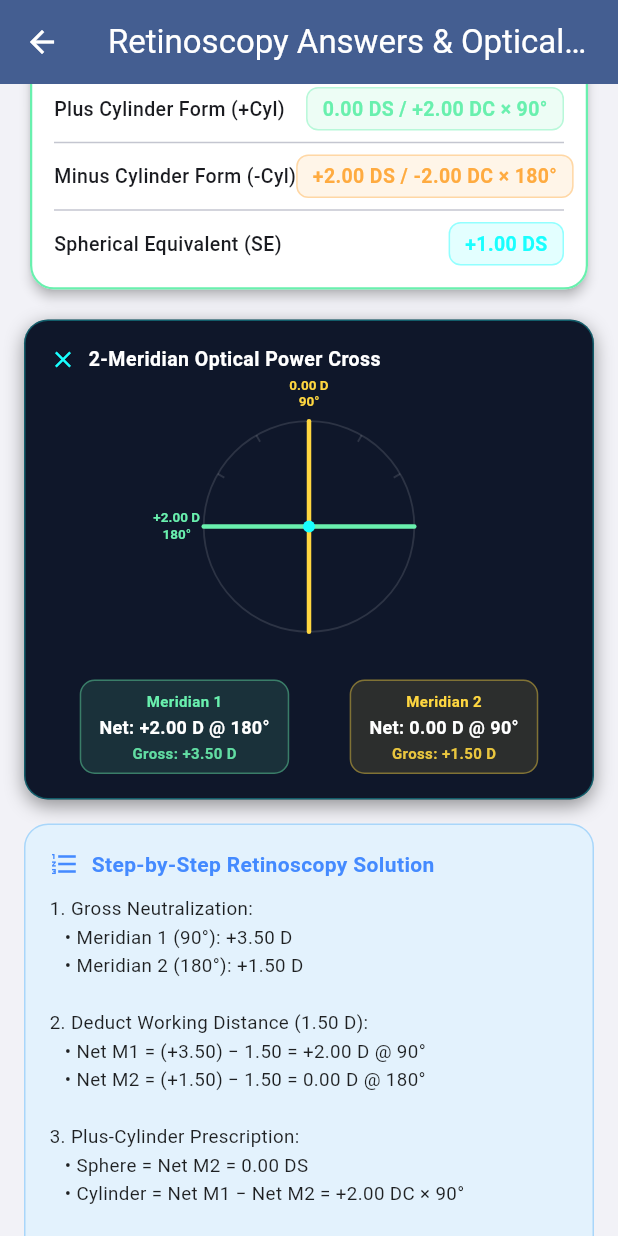
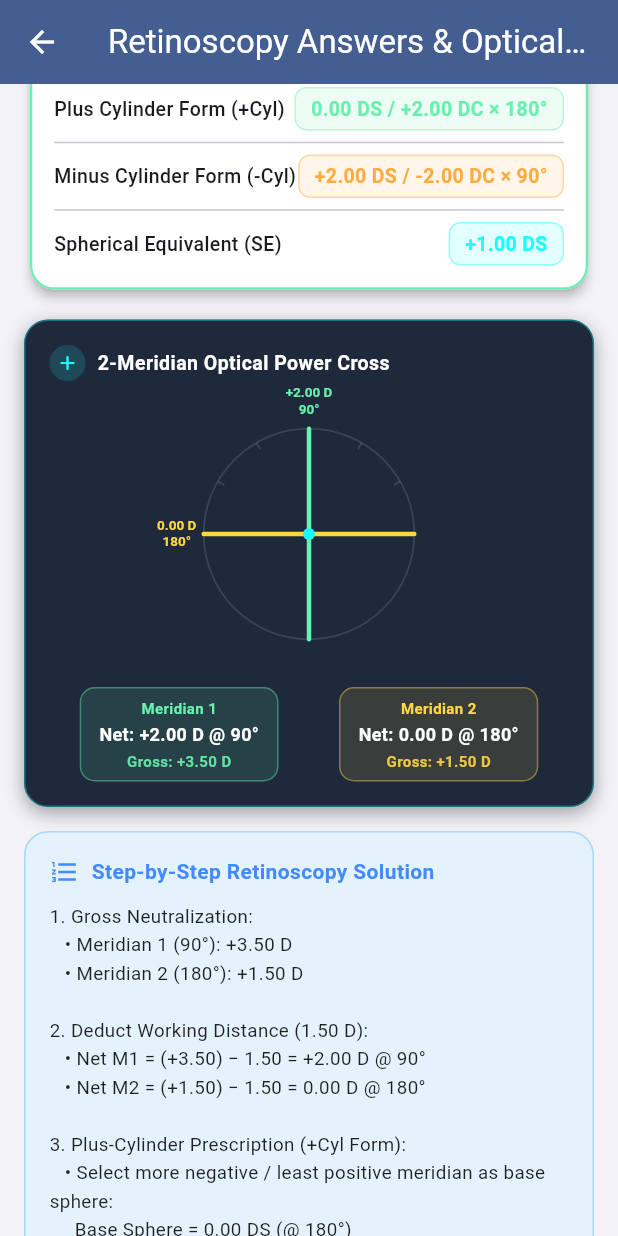
Before and after one commit to JMR193/Retinoscopy-Simulator, a Flutter app: the OpticalCalculatorScreen screen opened directly, scrolled down 576 dp, on a phone screen of 412 x 824 dp. Run offline on Flutter 3.47's test engine with Material 3 defaults, Android fonts, the phone set to English and light mode, and no system bars; our stand-ins replace audioplayers, cloud_firestore, firebase_auth, firebase_core, firebase_crashlytics, package_info_plus and 5 more; missing offline and left inert: qr; accounts and stored records are empty; network calls fail.

Commit message:
feat(optics): audit and upgrade AAO retinoscopy, dual-meridian calculations, and live power cross

```diff
--- a/lib/screens/optical_calculator_screen.dart
+++ b/lib/screens/optical_calculator_screen.dart
@@ -75,26 +75,27 @@ class _OpticalCalculatorScreenState extends State<OpticalCalculatorScreen> {
       sphericalEquivalent = result['sphericalEquivalent'];
     } else {
       // Gross Spherocylinder Mode
-      final double grossM1Tmp = _grossSphere + _grossCylinder;
-      final double grossM2Tmp = _grossSphere;
-      m1Axis = (_grossAxis + 90.0) > 180.0 ? _grossAxis - 90.0 : _grossAxis + 90.0;
-      m2Axis = _grossAxis;
+      m1Axis = _grossAxis;
+      grossM1 = _grossSphere;
+      m2Axis = (_grossAxis + 90.0) > 180.0 ? _grossAxis - 90.0 : _grossAxis + 90.0;
+      grossM2 = _grossSphere + _grossCylinder;
 
-      grossM1 = grossM1Tmp;
-      grossM2 = grossM2Tmp;
+      final result = RetinoscopyState.calculateRetinoscopyAnswer(
+        grossM1Power: grossM1,
+        grossM1Axis: m1Axis,
+        grossM2Power: grossM2,
+        workingDistance: _workingDistance,
+      );
 
-      final double netSphere = _grossSphere - _workingDistance;
-      minusSphere = netSphere;
-      minusCylinder = _grossCylinder;
-      minusAxis = _grossAxis;
-
-      plusSphere = netSphere + _grossCylinder;
-      plusCylinder = -_grossCylinder;
-      plusAxis = m1Axis;
-
-      netM1 = grossM1 - _workingDistance;
-      netM2 = grossM2 - _workingDistance;
-      sphericalEquivalent = netSphere + (minusCylinder / 2.0);
+      netM1 = result['netM1'];
+      netM2 = result['netM2'];
+      plusSphere = result['plusSphere'];
+      plusCylinder = result['plusCylinder'];
+      plusAxis = result['plusAxis'];
+      minusSphere = result['minusSphere'];
+      minusCylinder = result['minusCylinder'];
+      minusAxis = result['minusAxis'];
+      sphericalEquivalent = result['sphericalEquivalent'];
     }
 
     return Scaffold(
@@ -431,12 +432,18 @@ class _OpticalCalculatorScreenState extends State<OpticalCalculatorScreen> {
                     '2. Deduct Working Distance (${_workingDistance.toStringAsFixed(2)} D):\n'
                     '   • Net M1 = (${grossM1 > 0 ? '+' : ''}${grossM1.toStringAsFixed(2)}) − ${_workingDistance.toStringAsFixed(2)} = ${netM1 > 0 ? '+' : ''}${netM1.toStringAsFixed(2)} D @ ${m1Axis.toInt()}°\n'
                     '   • Net M2 = (${grossM2 > 0 ? '+' : ''}${grossM2.toStringAsFixed(2)}) − ${_workingDistance.toStringAsFixed(2)} = ${netM2 > 0 ? '+' : ''}${netM2.toStringAsFixed(2)} D @ ${m2Axis.toInt()}°\n\n'
-                    '3. Plus-Cylinder Prescription:\n'
-                    '   • Sphere = Net M2 = ${plusSphere > 0 ? '+' : ''}${plusSphere.toStringAsFixed(2)} DS\n'
-                    '   • Cylinder = Net M1 − Net M2 = ${plusCylinder > 0 ? '+' : ''}${plusCylinder.toStringAsFixed(2)} DC × ${plusAxis.toInt()}°\n\n'
-                    '4. Minus-Cylinder Prescription:\n'
-                    '   • Sphere = Net M1 = ${minusSphere > 0 ? '+' : ''}${minusSphere.toStringAsFixed(2)} DS\n'
-                    '   • Cylinder = Net M2 − Net M1 = ${minusCylinder > 0 ? '+' : ''}${minusCylinder.toStringAsFixed(2)} DC × ${minusAxis.toInt()}°',
+                    '3. Plus-Cylinder Prescription (+Cyl Form):\n'
+                    '   • Select more negative / least positive meridian as base sphere:\n'
+                    '     Base Sphere = ${plusSphere > 0 ? '+' : ''}${plusSphere.toStringAsFixed(2)} DS (@ ${plusAxis.toInt()}°)\n'
+                    '   • Add positive difference as cylinder along base axis:\n'
+                    '     Cylinder = ${plusCylinder > 0 ? '+' : ''}${plusCylinder.toStringAsFixed(2)} DC × ${plusAxis.toInt()}°\n'
+                    '   • Prescription: ${plusSphere > 0 ? '+' : ''}${plusSphere.toStringAsFixed(2)} DS / ${plusCylinder > 0 ? '+' : ''}${plusCylinder.toStringAsFixed(2)} DC × ${plusAxis.toInt()}°\n\n'
+                    '4. Minus-Cylinder Prescription (-Cyl Form):\n'
+                    '   • Select more positive / least negative meridian as base sphere:\n'
+                    '     Base Sphere = ${minusSphere > 0 ? '+' : ''}${minusSphere.toStringAsFixed(2)} DS (@ ${minusAxis.toInt()}°)\n'
+                    '   • Subtract difference as negative cylinder along base axis:\n'
+                    '     Cylinder = ${minusCylinder.toStringAsFixed(2)} DC × ${minusAxis.toInt()}°\n'
+                    '   • Prescription: ${minusSphere > 0 ? '+' : ''}${minusSphere.toStringAsFixed(2)} DS / ${minusCylinder.toStringAsFixed(2)} DC × ${minusAxis.toInt()}°',
                     style: TextStyle(fontSize: 12.5, height: 1.5, color: isDark ? Colors.white70 : Colors.black87),
                   ),
                 ],
--- a/lib/state/retinoscopy_state.dart
+++ b/lib/state/retinoscopy_state.dart
@@ -1062,13 +1062,22 @@ class RetinoscopyState extends ChangeNotifier {
 
     final double grossM2Axis = (grossM1Axis + 90.0) > 180.0 ? grossM1Axis - 90.0 : grossM1Axis + 90.0;
 
-    final double plusSphere = netM2;
-    final double plusCylinder = netM1 - netM2;
-    final double plusAxis = grossM1Axis;
+    // Determine lower and higher power meridians for mathematically rigorous spherocylinder form
+    final bool m1IsLower = netM1 <= netM2;
+    final double lowNet = m1IsLower ? netM1 : netM2;
+    final double lowAxis = m1IsLower ? grossM1Axis : grossM2Axis;
+    final double highNet = m1IsLower ? netM2 : netM1;
+    final double highAxis = m1IsLower ? grossM2Axis : grossM1Axis;
 
-    final double minusSphere = netM1;
-    final double minusCylinder = netM2 - netM1;
-    final double minusAxis = grossM2Axis;
+    // Plus-Cylinder Form (+Cyl): Base sphere is lower meridian (lowNet) at lowAxis; +Cyl = (highNet - lowNet) >= 0
+    final double plusSphere = lowNet;
+    final double plusCylinder = highNet - lowNet;
+    final double plusAxis = lowAxis;
+
+    // Minus-Cylinder Form (-Cyl): Base sphere is higher meridian (highNet) at highAxis; -Cyl = (lowNet - highNet) <= 0
+    final double minusSphere = highNet;
+    final double minusCylinder = lowNet - highNet;
+    final double minusAxis = highAxis;
 
     final double sphericalEquivalent = (netM1 + netM2) / 2.0;
 
@@ -1085,6 +1094,11 @@ class RetinoscopyState extends ChangeNotifier {
       'minusCylinder': minusCylinder,
       'minusAxis': minusAxis,
       'sphericalEquivalent': sphericalEquivalent,
+      'lowNet': lowNet,
+      'lowAxis': lowAxis,
+      'highNet': highNet,
+      'highAxis': highAxis,
+      'grossM2Axis': grossM2Axis,
     };
   }
 
@@ -1161,7 +1175,17 @@ class RetinoscopyState extends ChangeNotifier {
     notifyListeners();
   }
 
-  // --- Randomized Patient Generation for Test Mode ---
+  // --- 2-Meridian Optical Power Cross Live Display State ---
+  bool _isPowerCrossVisible = false;
+  bool get isPowerCrossVisible => _isPowerCrossVisible;
+  set isPowerCrossVisible(bool val) {
+    _isPowerCrossVisible = val;
+    notifyListeners();
+  }
+  void togglePowerCross() {
+    _isPowerCrossVisible = !_isPowerCrossVisible;
+    notifyListeners();
+  }
   void generateRandomPatient() {
     final random = Random();
 
--- a/lib/widgets/power_cross_view.dart
+++ b/lib/widgets/power_cross_view.dart
@@ -8,6 +8,8 @@ class PowerCrossView extends StatelessWidget {
   final double cylinder;
   final double axis;
   final double workingDistance;
+  final String? title;
+  final VoidCallback? onClose;
 
   const PowerCrossView({
     super.key,
@@ -15,6 +17,8 @@ class PowerCrossView extends StatelessWidget {
     required this.cylinder,
     required this.axis,
     this.workingDistance = 0.0,
+    this.title,
+    this.onClose,
   });
 
   @override
@@ -27,15 +31,17 @@ class PowerCrossView extends StatelessWidget {
     final double gross1 = power1 + workingDistance;
     final double gross2 = power2 + workingDistance;
 
+    final bool isDark = Theme.of(context).brightness == Brightness.dark;
+
     return Container(
       padding: const EdgeInsets.all(16),
       decoration: BoxDecoration(
-        color: const Color(0xFF0F172A),
+        color: isDark ? const Color(0xFF0F172A) : const Color(0xFF1E293B),
         borderRadius: BorderRadius.circular(16),
-        border: Border.all(color: Colors.cyanAccent.withValues(alpha: 0.3)),
+        border: Border.all(color: Colors.cyanAccent.withValues(alpha: 0.35)),
         boxShadow: [
           BoxShadow(
-            color: Colors.black.withValues(alpha: 0.4),
+            color: Colors.black.withValues(alpha: 0.35),
             blurRadius: 10,
             offset: const Offset(0, 4),
           ),
@@ -44,16 +50,23 @@ class PowerCrossView extends StatelessWidget {
       child: Column(
         crossAxisAlignment: CrossAxisAlignment.stretch,
         children: [
-          const Row(
+          Row(
             mainAxisAlignment: MainAxisAlignment.spaceBetween,
             children: [
               Row(
                 children: [
-                  Icon(Icons.close, color: Colors.cyanAccent, size: 18),
-                  SizedBox(width: 8),
+                  Container(
+                    padding: const EdgeInsets.all(4),
+                    decoration: BoxDecoration(
+                      color: Colors.cyanAccent.withValues(alpha: 0.15),
+                      shape: BoxShape.circle,
+                    ),
+                    child: const Icon(Icons.add_rounded, color: Colors.cyanAccent, size: 16),
+                  ),
+                  const SizedBox(width: 8),
                   Text(
-                    '2-Meridian Optical Power Cross',
-                    style: TextStyle(
+                    title ?? '2-Meridian Optical Power Cross',
+                    style: const TextStyle(
                       color: Colors.white,
                       fontSize: 13,
                       fontWeight: FontWeight.bold,
@@ -62,6 +75,14 @@ class PowerCrossView extends StatelessWidget {
                   ),
                 ],
               ),
+              if (onClose != null)
+                IconButton(
+                  icon: const Icon(Icons.close_rounded, color: Colors.white70, size: 18),
+                  padding: EdgeInsets.zero,
+                  constraints: const BoxConstraints(),
+                  tooltip: 'Close Power Cross',
+                  onPressed: onClose,
+                ),
             ],
           ),
           const SizedBox(height: 12),
```
Also changed, not shown: lib/screens/retinoscopy_simulator_screen.dart (+57 -4 lines), 2 other files.
